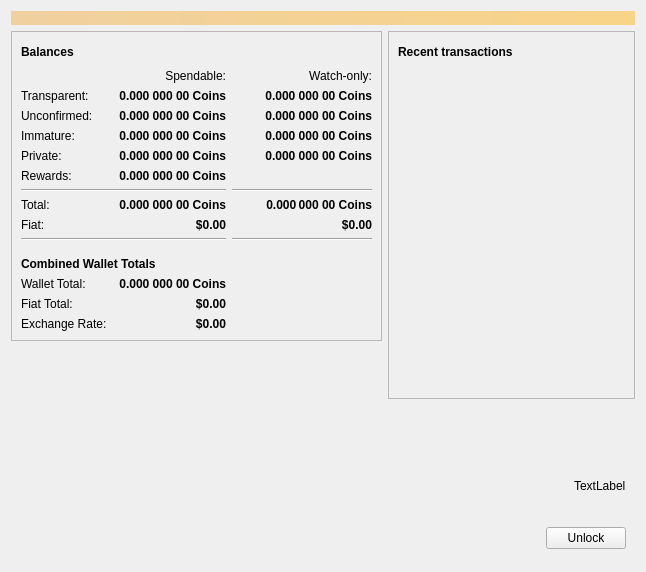
PirateNetwork/pirate, file src/qt/forms/overviewpage.ui: the form before one commit.
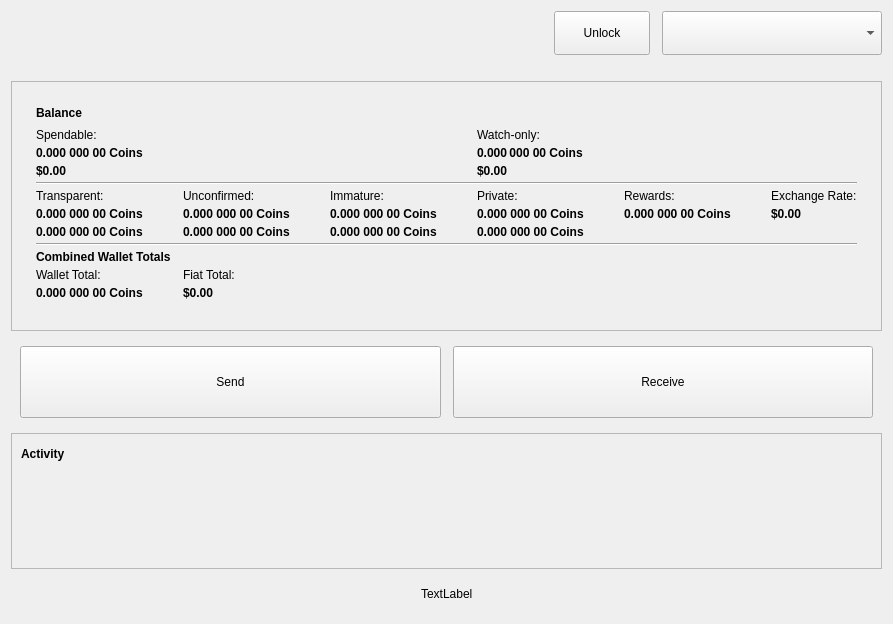
The form after the commit. Icons and pictures are not drawn.

Commit message: Restyle TreasureChest GUI to the Unified Wallet design system

Diff of the .ui file:
```diff
--- a/src/qt/forms/overviewpage.ui
+++ b/src/qt/forms/overviewpage.ui
@@ -13,15 +13,75 @@
   <property name="windowTitle">
    <string>Form</string>
   </property>
-  <layout class="QGridLayout" name="gridLayout_3">
+  <layout class="QGridLayout" name="gridLayout_3" rowstretch="0,0,0,0,0,0,1">
    <item row="0" column="0" colspan="2">
+    <widget class="QFrame" name="headerFrame">
+     <property name="frameShape">
+      <enum>QFrame::NoFrame</enum>
+     </property>
+     <layout class="QHBoxLayout" name="horizontalLayoutHeader">
+      <property name="leftMargin">
+       <number>0</number>
+      </property>
+      <property name="topMargin">
+       <number>0</number>
+      </property>
+      <property name="rightMargin">
+       <number>0</number>
+      </property>
+      <property name="bottomMargin">
+       <number>0</number>
+      </property>
+      <property name="spacing">
+       <number>12</number>
+      </property>
+      <item>
+       <spacer name="horizontalSpacerHeader">
+        <property name="orientation">
+         <enum>Qt::Horizontal</enum>
+        </property>
+        <property name="sizeHint" stdset="0">
+         <size>
+          <width>40</width>
+          <height>20</height>
+         </size>
+        </property>
+       </spacer>
+      </item>
+      <item>
+       <widget class="QPushButton" name="btnUnlock">
+        <property name="minimumSize">
+         <size>
+          <width>96</width>
+          <height>44</height>
+         </size>
+        </property>
+        <property name="text">
+         <string>Unlock</string>
+        </property>
+       </widget>
+      </item>
+      <item>
+       <widget class="QComboBox" name="walletSelector">
+        <property name="minimumSize">
+         <size>
+          <width>220</width>
+          <height>44</height>
+         </size>
+        </property>
+        <property name="toolTip">
+         <string>Switch between your open wallets</string>
+        </property>
+       </widget>
+      </item>
+     </layout>
+    </widget>
+   </item>
+   <item row="1" column="0" colspan="2">
     <widget class="QLabel" name="labelAlerts">
      <property name="visible">
       <bool>true</bool>
      </property>
-     <property name="styleSheet">
-      <string notr="true">QLabel { background-color: qlineargradient(x1: 0, y1: 0, x2: 1, y2: 0, stop:0 #F0D0A0, stop:1 #F8D488); color:#000000; }</string>
-     </property>
      <property name="alignment">
       <set>Qt::AlignCenter</set>
      </property>
@@ -36,7 +96,7 @@
      </property>
     </widget>
    </item>
-   <item row="1" column="0">
+   <item row="2" column="0" colspan="2" alignment="Qt::AlignTop">
     <widget class="QFrame" name="frame">
      <property name="frameShape">
       <enum>QFrame::StyledPanel</enum>
@@ -45,7 +105,38 @@
       <enum>QFrame::Raised</enum>
      </property>
      <layout class="QGridLayout" name="gridLayout">
-      <item row="13" column="0">
+      <property name="leftMargin">
+       <number>24</number>
+      </property>
+      <property name="topMargin">
+       <number>20</number>
+      </property>
+      <property name="rightMargin">
+       <number>24</number>
+      </property>
+      <property name="bottomMargin">
+       <number>20</number>
+      </property>
+      <property name="horizontalSpacing">
+       <number>40</number>
+      </property>
+      <property name="verticalSpacing">
+       <number>4</number>
+      </property>
+      <item row="5" column="6" rowspan="3">
+       <spacer name="horizontalSpacerTiles">
+        <property name="orientation">
+         <enum>Qt::Horizontal</enum>
+        </property>
+        <property name="sizeHint" stdset="0">
+         <size>
+          <width>40</width>
+          <height>20</height>
+         </size>
+        </property>
+       </spacer>
+      </item>
+      <item row="12" column="0">
        <spacer name="verticalSpacerCombined">
         <property name="orientation">
          <enum>Qt::Vertical</enum>
@@ -61,34 +152,34 @@
         </property>
        </spacer>
       </item>
-      <item row="1" column="3">
+      <item row="1" column="3" colspan="3">
        <widget class="QLabel" name="labelWatchonly">
         <property name="text">
          <string>Watch-only:</string>
         </property>
         <property name="alignment">
-         <set>Qt::AlignRight|Qt::AlignTrailing|Qt::AlignVCenter</set>
+         <set>Qt::AlignLeading|Qt::AlignLeft|Qt::AlignVCenter</set>
         </property>
        </widget>
       </item>
-      <item row="2" column="0">
+      <item row="5" column="0">
        <widget class="QLabel" name="labelBalanceText">
         <property name="text">
          <string>Transparent:</string>
         </property>
        </widget>
       </item>
-      <item row="1" column="2">
+      <item row="1" column="0" colspan="3">
        <widget class="QLabel" name="labelSpendable">
         <property name="text">
          <string>Spendable:</string>
         </property>
         <property name="alignment">
-         <set>Qt::AlignRight|Qt::AlignTrailing|Qt::AlignVCenter</set>
+         <set>Qt::AlignLeading|Qt::AlignLeft|Qt::AlignVCenter</set>
         </property>
        </widget>
       </item>
-      <item row="4" column="3">
+      <item row="7" column="2">
        <widget class="QLabel" name="labelWatchImmature">
         <property name="font">
          <font>
@@ -106,14 +197,14 @@
          <string notr="true">0.000 000 00 Coins</string>
         </property>
         <property name="alignment">
-         <set>Qt::AlignRight|Qt::AlignTrailing|Qt::AlignVCenter</set>
+         <set>Qt::AlignLeading|Qt::AlignLeft|Qt::AlignVCenter</set>
         </property>
         <property name="textInteractionFlags">
          <set>Qt::LinksAccessibleByMouse|Qt::TextSelectableByKeyboard|Qt::TextSelectableByMouse</set>
         </property>
        </widget>
       </item>
-      <item row="11" column="3">
+      <item row="3" column="3" colspan="3">
        <widget class="QLabel" name="labelWatchFiat">
         <property name="font">
          <font>
@@ -128,11 +219,11 @@
          <string notr="true">$0.00</string>
         </property>
         <property name="alignment">
-         <set>Qt::AlignRight|Qt::AlignTrailing|Qt::AlignVCenter</set>
+         <set>Qt::AlignLeading|Qt::AlignLeft|Qt::AlignVCenter</set>
         </property>
        </widget>
       </item>
-      <item row="3" column="2">
+      <item row="6" column="1">
        <widget class="QLabel" name="labelUnconfirmed">
         <property name="font">
          <font>
@@ -150,21 +241,14 @@
          <string notr="true">0.000 000 00 Coins</string>
         </property>
         <property name="alignment">
-         <set>Qt::AlignRight|Qt::AlignTrailing|Qt::AlignVCenter</set>
+         <set>Qt::AlignLeading|Qt::AlignLeft|Qt::AlignVCenter</set>
         </property>
         <property name="textInteractionFlags">
          <set>Qt::LinksAccessibleByMouse|Qt::TextSelectableByKeyboard|Qt::TextSelectableByMouse</set>
         </property>
        </widget>
       </item>
-      <item row="8" column="0">
-       <widget class="QLabel" name="labelTotalText">
-        <property name="text">
-         <string>Total:</string>
-        </property>
-       </widget>
-      </item>
-      <item row="5" column="0">
+      <item row="5" column="3">
        <widget class="QLabel" name="labelPrivateTotalText">
         <property name="mouseTracking">
          <bool>false</bool>
@@ -177,7 +261,7 @@
         </property>
        </widget>
       </item>
-      <item row="8" column="3">
+      <item row="2" column="3" colspan="3">
        <widget class="QLabel" name="labelWatchTotal">
         <property name="font">
          <font>
@@ -195,14 +279,14 @@
          <string notr="true">0.000 000 00 Coins</string>
         </property>
         <property name="alignment">
-         <set>Qt::AlignRight|Qt::AlignTrailing|Qt::AlignVCenter</set>
+         <set>Qt::AlignLeading|Qt::AlignLeft|Qt::AlignVCenter</set>
         </property>
         <property name="textInteractionFlags">
          <set>Qt::LinksAccessibleByMouse|Qt::TextSelectableByKeyboard|Qt::TextSelectableByMouse</set>
         </property>
        </widget>
       </item>
-      <item row="11" column="2">
+      <item row="3" column="0" colspan="3">
        <widget class="QLabel" name="labelFiat">
         <property name="font">
          <font>
@@ -217,32 +301,25 @@
          <string>$0.00</string>
         </property>
         <property name="alignment">
-         <set>Qt::AlignRight|Qt::AlignTrailing|Qt::AlignVCenter</set>
+         <set>Qt::AlignLeading|Qt::AlignLeft|Qt::AlignVCenter</set>
         </property>
        </widget>
       </item>
-      <item row="4" column="0">
+      <item row="5" column="2">
        <widget class="QLabel" name="labelImmatureText">
         <property name="text">
          <string>Immature:</string>
         </property>
        </widget>
       </item>
-      <item row="12" column="3">
-       <widget class="Line" name="lineWatchFiat">
-        <property name="orientation">
-         <enum>Qt::Horizontal</enum>
-        </property>
-       </widget>
-      </item>
-      <item row="7" column="0" colspan="3">
+      <item row="4" column="0" colspan="6">
        <widget class="Line" name="line">
         <property name="orientation">
          <enum>Qt::Horizontal</enum>
         </property>
        </widget>
       </item>
-      <item row="6" column="2">
+      <item row="6" column="4">
        <widget class="QLabel" name="labelInterestBalance">
         <property name="font">
          <font>
@@ -260,14 +337,14 @@
          <string>0.000 000 00 Coins</string>
         </property>
         <property name="alignment">
-         <set>Qt::AlignRight|Qt::AlignTrailing|Qt::AlignVCenter</set>
+         <set>Qt::AlignLeading|Qt::AlignLeft|Qt::AlignVCenter</set>
         </property>
         <property name="textInteractionFlags">
          <set>Qt::LinksAccessibleByMouse|Qt::TextSelectableByKeyboard|Qt::TextSelectableByMouse</set>
         </property>
        </widget>
       </item>
-      <item row="2" column="3">
+      <item row="7" column="0">
        <widget class="QLabel" name="labelWatchAvailable">
         <property name="font">
          <font>
@@ -285,14 +362,14 @@
          <string notr="true">0.000 000 00 Coins</string>
         </property>
         <property name="alignment">
-         <set>Qt::AlignRight|Qt::AlignTrailing|Qt::AlignVCenter</set>
+         <set>Qt::AlignLeading|Qt::AlignLeft|Qt::AlignVCenter</set>
         </property>
         <property name="textInteractionFlags">
          <set>Qt::LinksAccessibleByMouse|Qt::TextSelectableByKeyboard|Qt::TextSelectableByMouse</set>
         </property>
        </widget>
       </item>
-      <item row="2" column="2">
+      <item row="6" column="0">
        <widget class="QLabel" name="labelBalance">
         <property name="font">
          <font>
@@ -310,28 +387,28 @@
          <string notr="true">0.000 000 00 Coins</string>
         </property>
         <property name="alignment">
-         <set>Qt::AlignRight|Qt::AlignTrailing|Qt::AlignVCenter</set>
+         <set>Qt::AlignLeading|Qt::AlignLeft|Qt::AlignVCenter</set>
         </property>
         <property name="textInteractionFlags">
          <set>Qt::LinksAccessibleByMouse|Qt::TextSelectableByKeyboard|Qt::TextSelectableByMouse</set>
         </property>
        </widget>
       </item>
-      <item row="16" column="0">
+      <item row="10" column="1">
        <widget class="QLabel" name="labelFiatTotalText">
         <property name="text">
          <string>Fiat Total:</string>
         </property>
        </widget>
       </item>
-      <item row="12" column="0" colspan="3">
+      <item row="8" column="0" colspan="6">
        <widget class="Line" name="lineFiat">
         <property name="orientation">
          <enum>Qt::Horizontal</enum>
         </property>
        </widget>
       </item>
-      <item row="8" column="2">
+      <item row="2" column="0" colspan="3">
        <widget class="QLabel" name="labelTotal">
         <property name="font">
          <font>
@@ -349,14 +426,14 @@
          <string notr="true">0.000 000 00 Coins</string>
         </property>
         <property name="alignment">
-         <set>Qt::AlignRight|Qt::AlignTrailing|Qt::AlignVCenter</set>
+         <set>Qt::AlignLeading|Qt::AlignLeft|Qt::AlignVCenter</set>
         </property>
         <property name="textInteractionFlags">
          <set>Qt::LinksAccessibleByMouse|Qt::TextSelectableByKeyboard|Qt::TextSelectableByMouse</set>
         </property>
        </widget>
       </item>
-      <item row="3" column="3">
+      <item row="7" column="1">
        <widget class="QLabel" name="labelWatchPending">
         <property name="font">
          <font>
@@ -374,14 +451,14 @@
          <string notr="true">0.000 000 00 Coins</string>
         </property>
         <property name="alignment">
-         <set>Qt::AlignRight|Qt::AlignTrailing|Qt::AlignVCenter</set>
+         <set>Qt::AlignLeading|Qt::AlignLeft|Qt::AlignVCenter</set>
         </property>
         <property name="textInteractionFlags">
          <set>Qt::LinksAccessibleByMouse|Qt::TextSelectableByKeyboard|Qt::TextSelectableByMouse</set>
         </property>
        </widget>
       </item>
-      <item row="4" column="2">
+      <item row="6" column="2">
        <widget class="QLabel" name="labelImmature">
         <property name="font">
          <font>
@@ -399,28 +476,21 @@
          <string notr="true">0.000 000 00 Coins</string>
         </property>
         <property name="alignment">
-         <set>Qt::AlignRight|Qt::AlignTrailing|Qt::AlignVCenter</set>
+         <set>Qt::AlignLeading|Qt::AlignLeft|Qt::AlignVCenter</set>
         </property>
         <property name="textInteractionFlags">
          <set>Qt::LinksAccessibleByMouse|Qt::TextSelectableByKeyboard|Qt::TextSelectableByMouse</set>
         </property>
        </widget>
       </item>
-      <item row="11" column="0">
-       <widget class="QLabel" name="labelFiatText">
-        <property name="text">
-         <string>Fiat:</string>
-        </property>
-       </widget>
-      </item>
-      <item row="17" column="0">
+      <item row="5" column="5">
        <widget class="QLabel" name="labelExchangeText">
         <property name="text">
          <string>Exchange Rate:</string>
         </property>
        </widget>
       </item>
-      <item row="16" column="2">
+      <item row="11" column="1">
        <widget class="QLabel" name="labelFiatTotal">
         <property name="font">
          <font>
@@ -435,14 +505,14 @@
          <string>$0.00</string>
         </property>
         <property name="alignment">
-         <set>Qt::AlignRight|Qt::AlignTrailing|Qt::AlignVCenter</set>
+         <set>Qt::AlignLeading|Qt::AlignLeft|Qt::AlignVCenter</set>
         </property>
         <property name="textInteractionFlags">
          <set>Qt::LinksAccessibleByMouse</set>
         </property>
        </widget>
       </item>
-      <item row="3" column="0">
+      <item row="5" column="1">
        <widget class="QLabel" name="labelPendingText">
         <property name="text">
          <string>Unconfirmed:</string>
@@ -452,7 +522,7 @@
         </property>
        </widget>
       </item>
-      <item row="5" column="3">
+      <item row="7" column="3">
        <widget class="QLabel" name="labelPrivateWatchBalance">
         <property name="font">
          <font>
@@ -470,14 +540,14 @@
          <string>0.000 000 00 Coins</string>
         </property>
         <property name="alignment">
-         <set>Qt::AlignRight|Qt::AlignTrailing|Qt::AlignVCenter</set>
+         <set>Qt::AlignLeading|Qt::AlignLeft|Qt::AlignVCenter</set>
         </property>
         <property name="textInteractionFlags">
          <set>Qt::LinksAccessibleByMouse|Qt::TextSelectableByKeyboard|Qt::TextSelectableByMouse</set>
         </property>
        </widget>
       </item>
-      <item row="17" column="2">
+      <item row="6" column="5">
        <widget class="QLabel" name="labelExchange">
         <property name="font">
          <font>
@@ -495,14 +565,14 @@
          <string notr="true">$0.00</string>
         </property>
         <property name="alignment">
-         <set>Qt::AlignRight|Qt::AlignTrailing|Qt::AlignVCenter</set>
+         <set>Qt::AlignLeading|Qt::AlignLeft|Qt::AlignVCenter</set>
         </property>
         <property name="textInteractionFlags">
          <set>Qt::LinksAccessibleByMouse</set>
         </property>
        </widget>
       </item>
-      <item row="5" column="2">
+      <item row="6" column="3">
        <widget class="QLabel" name="labelPrivateBalance">
         <property name="font">
          <font>
@@ -520,14 +590,14 @@
          <string>0.000 000 00 Coins</string>
         </property>
         <property name="alignment">
-         <set>Qt::AlignRight|Qt::AlignTrailing|Qt::AlignVCenter</set>
+         <set>Qt::AlignLeading|Qt::AlignLeft|Qt::AlignVCenter</set>
         </property>
         <property name="textInteractionFlags">
          <set>Qt::LinksAccessibleByMouse|Qt::TextSelectableByKeyboard|Qt::TextSelectableByMouse</set>
         </property>
        </widget>
       </item>
-      <item row="15" column="2">
+      <item row="11" column="0">
        <widget class="QLabel" name="labelWalletTotal">
         <property name="font">
          <font>
@@ -542,40 +612,21 @@
          <string>0.000 000 00 Coins</string>
         </property>
         <property name="alignment">
-         <set>Qt::AlignRight|Qt::AlignTrailing|Qt::AlignVCenter</set>
+         <set>Qt::AlignLeading|Qt::AlignLeft|Qt::AlignVCenter</set>
         </property>
         <property name="textInteractionFlags">
          <set>Qt::LinksAccessibleByMouse</set>
         </property>
        </widget>
       </item>
-      <item row="6" column="0">
+      <item row="5" column="4">
        <widget class="QLabel" name="labelInterestTotalText">
         <property name="text">
          <string>Rewards:</string>
         </property>
        </widget>
       </item>
-      <item row="7" column="3">
-       <widget class="Line" name="lineWatchBalance">
-        <property name="sizePolicy">
-         <sizepolicy hsizetype="Preferred" vsizetype="Fixed">
-          <horstretch>0</horstretch>
-          <verstretch>0</verstretch>
-         </sizepolicy>
-        </property>
-        <property name="minimumSize">
-         <size>
-          <width>140</width>
-          <height>0</height>
-         </size>
-        </property>
-        <property name="orientation">
-         <enum>Qt::Horizontal</enum>
-        </property>
-       </widget>
-      </item>
-      <item row="0" column="0" colspan="4">
+      <item row="0" column="0" colspan="6">
        <layout class="QHBoxLayout" name="horizontalLayout_4">
         <item>
          <widget class="QLabel" name="label_6">
@@ -586,40 +637,7 @@
            </font>
           </property>
           <property name="text">
-           <string>Balances</string>
-          </property>
-         </widget>
-        </item>
-        <item>
-         <widget class="QPushButton" name="labelWalletStatus">
-          <property name="enabled">
-           <bool>true</bool>
-          </property>
-          <property name="maximumSize">
-           <size>
-            <width>30</width>
-            <height>16777215</height>
-           </size>
-          </property>
-          <property name="toolTip">
-           <string>The displayed information may be out of date. Your wallet automatically synchronizes with the Pirate network after a connection is established, but this process has not completed yet.</string>
-          </property>
-          <property name="text">
-           <string/>
-          </property>
-          <property name="icon">
-           <iconset resource="../komodo.qrc">
-            <normaloff>:/icons/warning</normaloff>
-            <disabledoff>:/icons/warning</disabledoff>:/icons/warning</iconset>
-          </property>
-          <property name="iconSize">
-           <size>
-            <width>24</width>
-            <height>24</height>
-           </size>
-          </property>
-          <property name="flat">
-           <bool>true</bool>
+           <string>Balance</string>
           </property>
          </widget>
         </item>
@@ -636,16 +654,81 @@
           </property>
          </spacer>
         </item>
+        <item>
+         <widget class="QPushButton" name="labelWalletStatus">
+          <property name="enabled">
+           <bool>true</bool>
+          </property>
+          <property name="maximumSize">
+           <size>
+            <width>30</width>
+            <height>16777215</height>
+           </size>
+          </property>
+          <property name="toolTip">
+           <string>The displayed information may be out of date. Your wallet automatically synchronizes with the Pirate network after a connection is established, but this process has not completed yet.</string>
+          </property>
+          <property name="text">
+           <string/>
+          </property>
+          <property name="icon">
+           <iconset resource="../komodo.qrc">
+            <normaloff>:/icons/warning</normaloff>
+            <disabledoff>:/icons/warning</disabledoff>:/icons/warning</iconset>
+          </property>
+          <property name="iconSize">
+           <size>
+            <width>24</width>
+            <height>24</height>
+           </size>
+          </property>
+          <property name="flat">
+           <bool>true</bool>
+          </property>
+         </widget>
+        </item>
+        <item>
+         <widget class="QPushButton" name="privacyToggle">
+          <property name="maximumSize">
+           <size>
+            <width>30</width>
+            <height>16777215</height>
+           </size>
+          </property>
+          <property name="toolTip">
+           <string>Hide or show your balance amounts</string>
+          </property>
+          <property name="text">
+           <string/>
+          </property>
+          <property name="icon">
+           <iconset resource="../komodo.qrc">
+            <normaloff>:/icons/eye</normaloff>:/icons/eye</iconset>
+          </property>
+          <property name="iconSize">
+           <size>
+            <width>24</width>
+            <height>24</height>
+           </size>
+          </property>
+          <property name="flat">
+           <bool>true</bool>
+          </property>
+          <property name="checkable">
+           <bool>true</bool>
+          </property>
+         </widget>
+        </item>
        </layout>
       </item>
-      <item row="15" column="0">
+      <item row="10" column="0">
        <widget class="QLabel" name="labelWalletTotalText">
         <property name="text">
          <string>Wallet Total:</string>
         </property>
        </widget>
       </item>
-      <item row="14" column="0" colspan="3">
+      <item row="9" column="0" colspan="6">
        <widget class="QLabel" name="labelCombinedText">
         <property name="font">
          <font>
@@ -661,9 +744,69 @@
      </layout>
     </widget>
    </item>
-   <item row="1" column="1" rowspan="2">
-    <layout class="QVBoxLayout" name="verticalLayout_3">
+   <item row="3" column="0" colspan="2">
+    <widget class="QFrame" name="quickActionsFrame">
+     <property name="frameShape">
+      <enum>QFrame::NoFrame</enum>
+     </property>
+     <layout class="QHBoxLayout" name="horizontalLayoutQuickActions">
+      <property name="spacing">
+       <number>12</number>
+      </property>
      <item>
+       <widget class="QPushButton" name="sendCoinsButton">
+        <property name="sizePolicy">
+         <sizepolicy hsizetype="Expanding" vsizetype="Fixed">
+          <horstretch>0</horstretch>
+          <verstretch>0</verstretch>
+         </sizepolicy>
+        </property>
+        <property name="minimumSize">
+         <size>
+          <width>0</width>
+          <height>72</height>
+         </size>
+        </property>
+        <property name="text">
+         <string>Send</string>
+        </property>
+        <property name="iconSize">
+         <size>
+          <width>40</width>
+          <height>40</height>
+         </size>
+        </property>
+       </widget>
+      </item>
+      <item>
+       <widget class="QPushButton" name="receiveCoinsButton">
+        <property name="sizePolicy">
+         <sizepolicy hsizetype="Expanding" vsizetype="Fixed">
+          <horstretch>0</horstretch>
+          <verstretch>0</verstretch>
+         </sizepolicy>
+        </property>
+        <property name="minimumSize">
+         <size>
+          <width>0</width>
+          <height>72</height>
+         </size>
+        </property>
+        <property name="text">
+         <string>Receive</string>
+        </property>
+        <property name="iconSize">
+         <size>
+          <width>40</width>
+          <height>40</height>
+         </size>
+        </property>
+       </widget>
+      </item>
+     </layout>
+    </widget>
+   </item>
+   <item row="4" column="0" colspan="2">
       <widget class="QFrame" name="frame_2">
        <property name="frameShape">
         <enum>QFrame::StyledPanel</enum>
@@ -683,7 +826,7 @@
              </font>
             </property>
             <property name="text">
-             <string>Recent transactions</string>
+           <string>Activity</string>
             </property>
            </widget>
           </item>
@@ -783,35 +926,7 @@
        </layout>
       </widget>
      </item>
-    </layout>
-   </item>
-   <item row="2" column="0">
-    <spacer name="verticalSpacer_3">
-     <property name="orientation">
-      <enum>Qt::Vertical</enum>
-     </property>
-     <property name="sizeHint" stdset="0">
-      <size>
-       <width>20</width>
-       <height>40</height>
-      </size>
-     </property>
-    </spacer>
-   </item>
-   <item row="3" column="1">
-    <spacer name="verticalSpacer">
-     <property name="orientation">
-      <enum>Qt::Vertical</enum>
-     </property>
-     <property name="sizeHint" stdset="0">
-      <size>
-       <width>20</width>
-       <height>40</height>
-      </size>
-     </property>
-    </spacer>
-   </item>
-   <item row="4" column="0" colspan="2">
+   <item row="5" column="0" colspan="2">
     <widget class="QFrame" name="frame_5">
      <property name="sizePolicy">
       <sizepolicy hsizetype="Expanding" vsizetype="Fixed">
@@ -833,8 +948,8 @@
         </property>
         <property name="sizeHint" stdset="0">
          <size>
-          <width>87</width>
-          <height>28</height>
+          <width>40</width>
+          <height>20</height>
          </size>
         </property>
        </spacer>
@@ -846,40 +961,15 @@
         </property>
        </widget>
       </item>
-     </layout>
-    </widget>
-   </item>
-   <item row="5" column="0" colspan="2">
-    <widget class="QFrame" name="frame_3">
-     <property name="sizePolicy">
-      <sizepolicy hsizetype="Expanding" vsizetype="Fixed">
-       <horstretch>0</horstretch>
-       <verstretch>0</verstretch>
-      </sizepolicy>
-     </property>
-     <property name="frameShape">
-      <enum>QFrame::NoFrame</enum>
-     </property>
-     <property name="frameShadow">
-      <enum>QFrame::Raised</enum>
-     </property>
-     <layout class="QGridLayout" name="gridLayout_2">
-      <item row="0" column="1">
-       <widget class="QPushButton" name="btnUnlock">
-        <property name="text">
-         <string>Unlock</string>
-        </property>
-       </widget>
-      </item>
-      <item row="0" column="0">
-       <spacer name="horizontalSpacer_3">
+      <item>
+       <spacer name="horizontalSpacer_7">
         <property name="orientation">
          <enum>Qt::Horizontal</enum>
         </property>
         <property name="sizeHint" stdset="0">
          <size>
-          <width>87</width>
-          <height>28</height>
+          <width>40</width>
+          <height>20</height>
          </size>
         </property>
        </spacer>
@@ -887,6 +977,19 @@
      </layout>
     </widget>
    </item>
+   <item row="6" column="0" colspan="2">
+    <spacer name="verticalSpacerBottom">
+     <property name="orientation">
+      <enum>Qt::Vertical</enum>
+     </property>
+     <property name="sizeHint" stdset="0">
+      <size>
+       <width>20</width>
+       <height>40</height>
+      </size>
+     </property>
+    </spacer>
+   </item>
   </layout>
  </widget>
  <resources>
```
Lines whose indentation alone changed are shown as unchanged. The commit also changes 68 other files.
